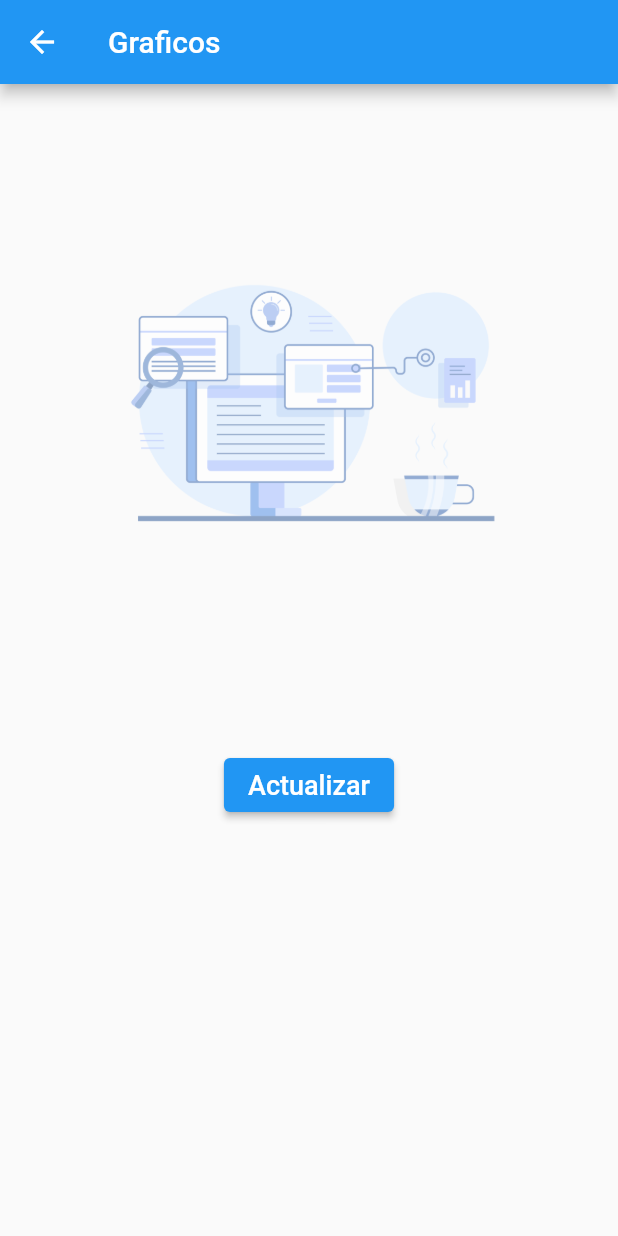
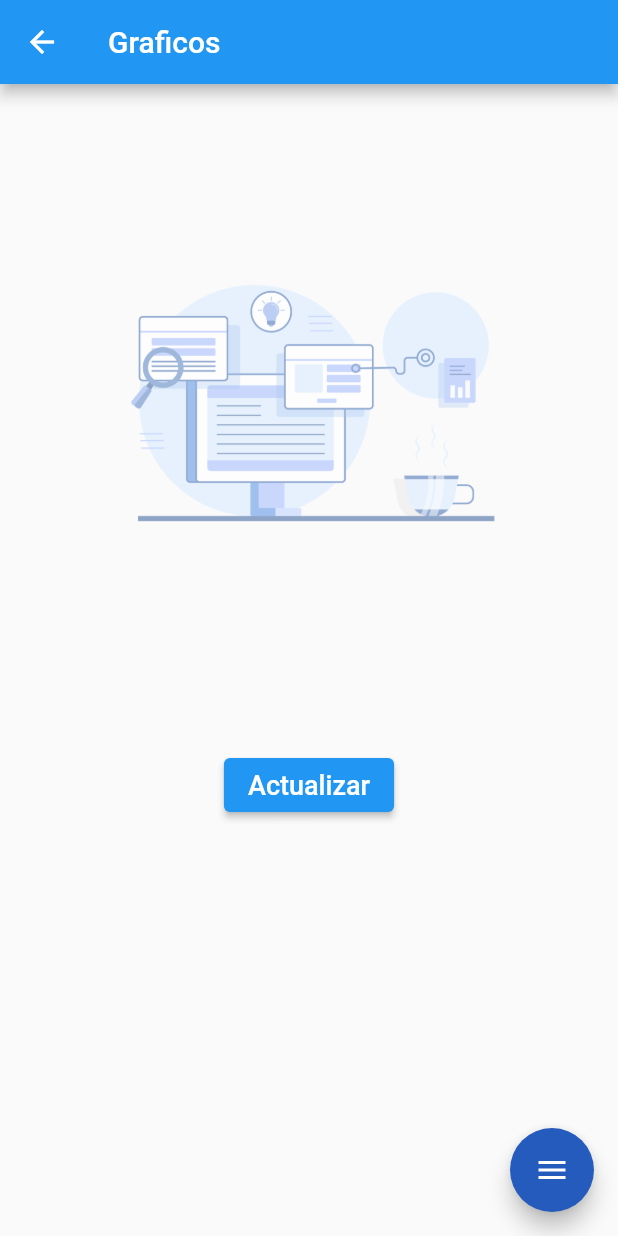
Before and after one commit to esneiderjr/Android, a Flutter app: the Statistics screen opened directly, on a phone screen of 412 x 824 dp. Run offline on Flutter 3.47's test engine with Material 2 defaults, Android fonts, the phone set to English and light mode, and no system bars; drawn by our look-alikes of flutter_speed_dial; our stand-ins replace file_picker, font_awesome_flutter, google_fonts.

Commit message:
realizacion de boton desplegable

```diff
--- a/mobile/lib/Login/screens/Statistics.dart
+++ b/mobile/lib/Login/screens/Statistics.dart
@@ -1,5 +1,7 @@
 import 'package:flutter/cupertino.dart';
 import 'package:flutter/material.dart';
+
+import '../../button/Button.dart';
 
 class Statistics extends StatefulWidget {
   Statistics({Key? key}) : super(key: key);
@@ -15,6 +17,7 @@ class _StatisticsState extends State<Statistics> {
       appBar: AppBar(
         title: Text('Graficos'),
       ),
+      floatingActionButton: ButtonDesp(),
       body: ListView(
         children: [
           Container(
--- /dev/null
+++ b/mobile/lib/button/Button.dart
@@ -0,0 +1,66 @@
+import 'package:flutter/material.dart';
+import 'package:flutter_speed_dial/flutter_speed_dial.dart';
+import 'package:font_awesome_flutter/font_awesome_flutter.dart';
+
+import '../Login/screens/Pqrsf.dart';
+import '../Login/screens/Profile.dart';
+import '../Login/screens/Reports.dart';
+import '../Login/screens/Statistics.dart';
+
+class ButtonDesp extends StatelessWidget {
+  const ButtonDesp({Key? key}) : super(key: key);
+
+  @override
+  Widget build(BuildContext context) {
+    return SpeedDial(
+      activeBackgroundColor: Colors.grey,
+      backgroundColor: Color.fromARGB(255, 36, 91, 189),
+      animatedIcon: AnimatedIcons.menu_close,
+      children: [
+        SpeedDialChild(
+            backgroundColor: Color.fromARGB(255, 36, 91, 189),
+            child: Icon(
+              Icons.insights,
+              color: Colors.white,
+            ),
+            onTap: () => {
+                  Navigator.push(context,
+                      MaterialPageRoute(builder: (context) => Statistics()))
+                }),
+        SpeedDialChild(
+            backgroundColor: Color.fromARGB(255, 36, 91, 189),
+            child: const Icon(
+              Icons.contact_page,
+              color: Colors.white,
+            ),
+            onTap: () => {
+                  Navigator.push(context,
+                      MaterialPageRoute(builder: (context) => const Reports()))
+                }),
+        SpeedDialChild(
+            backgroundColor: Color.fromARGB(255, 36, 91, 189),
+            child:
+                const Icon(Icons.perm_identity_outlined, color: Colors.white),
+            onTap: () => {
+                  Navigator.push(context,
+                      MaterialPageRoute(builder: (context) => Profile()))
+                }),
+        SpeedDialChild(
+            backgroundColor: Color.fromARGB(255, 36, 91, 189),
+            child: Icon(
+              Icons.priority_high,
+              color: Colors.white,
+            ),
+            onTap: () => {
+                  Navigator.push(context,
+                      MaterialPageRoute(builder: (context) => const Pqrsf()))
+                }),
+        SpeedDialChild(
+            backgroundColor: Color.fromARGB(255, 36, 91, 189),
+            child: Icon(Icons.login, color: Colors.white))
+      ],
+    );
+
+    ;
+  }
+}
--- a/mobile/pubspec.yaml
+++ b/mobile/pubspec.yaml
@@ -33,6 +33,8 @@ dependencies:
   flutter:
       sdk: flutter
   flutter_screenutil: ^5.3.1
+  flutter_speed_dial: ^5.1.0
+  font_awesome_flutter: ^10.1.0
   google_fonts: ^2.3.1
   provider: ^6.0.2
 
```
Also changed, not shown: mobile/lib/Login/screens/Pqrsf.dart (+3 -8 lines), mobile/lib/Login/screens/Profile.dart (+2 -6 lines), mobile/lib/Login/screens/Reports.dart (+3 -8 lines), mobile/lib/main.dart (+21 -0 lines), mobile/pubspec.lock.
